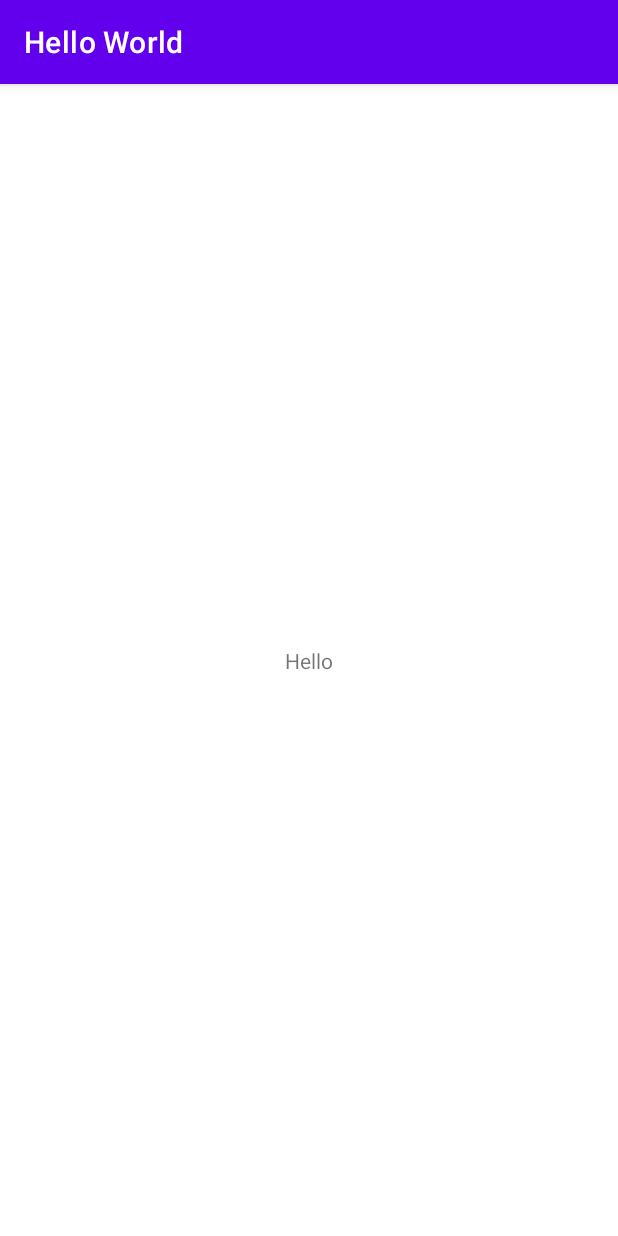
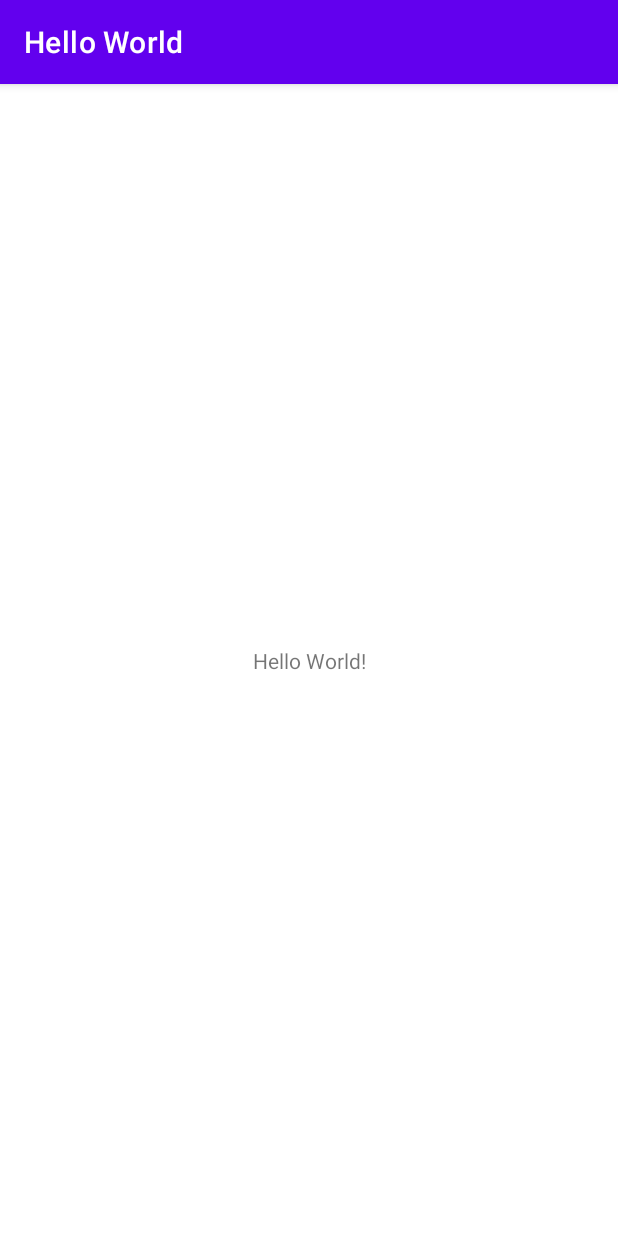
Before and after one commit to ranendrakumar/Hello_World_App, an Android app: the screen it shows after launch (MainActivity), on a phone screen of 412 x 824 dp. Run offline under Robolectric (Android 15) with nearby library versions, the phone set to English and light mode, and no system bars.

Commit message:
hello world

```diff
--- a/app/src/main/res/layout/activity_main.xml
+++ b/app/src/main/res/layout/activity_main.xml
@@ -9,7 +9,7 @@
     <TextView
         android:layout_width="wrap_content"
         android:layout_height="wrap_content"
-        android:text="Hello"
+        android:text="Hello World!"
         app:layout_constraintBottom_toBottomOf="parent"
         app:layout_constraintEnd_toEndOf="parent"
         app:layout_constraintStart_toStartOf="parent"
```
